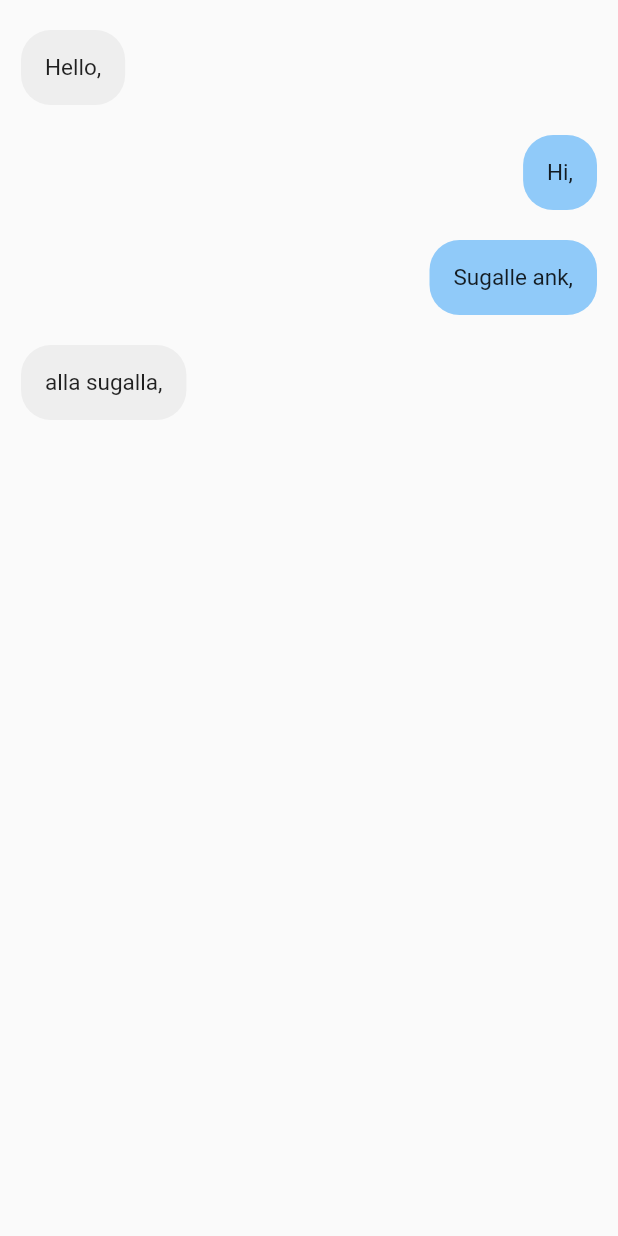
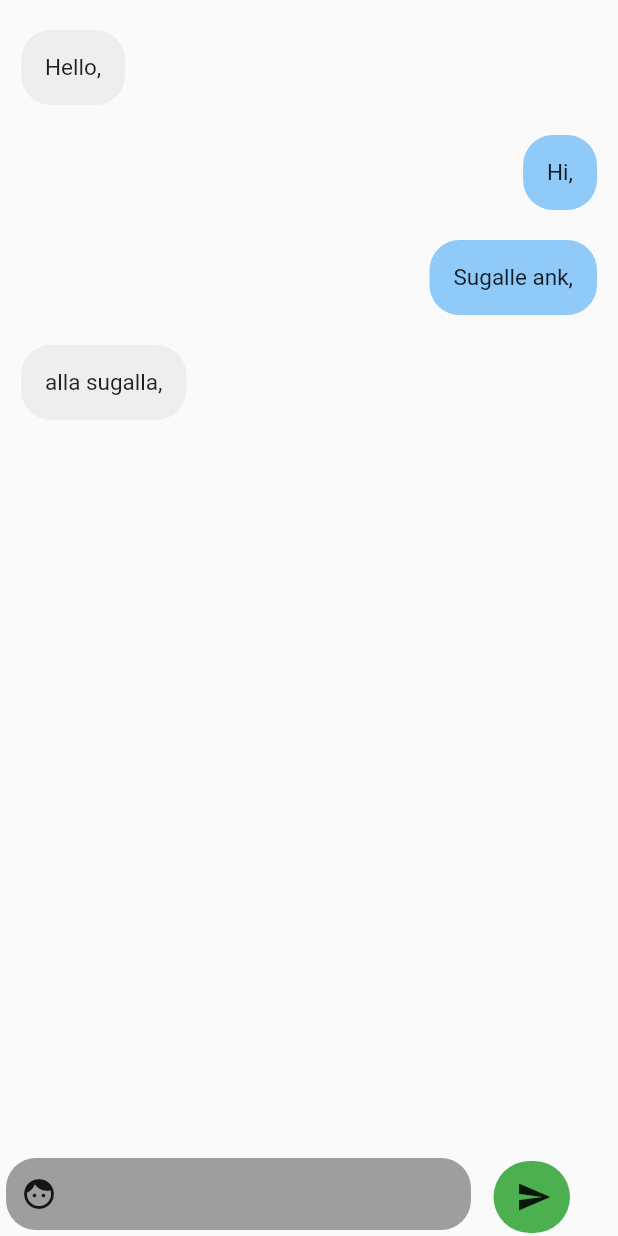
Before and after one commit to akhil-ge0rge/chatapp, a Flutter app: the ChatPage screen opened directly, on a phone screen of 412 x 824 dp. Run offline on Flutter 3.47's test engine with Material 2 defaults, Android fonts, the phone set to English and light mode, and no system bars; our stand-ins replace cloud_firestore, firebase_auth, firebase_core, google_sign_in; accounts and stored records are empty.

Commit message:
chatpage textfield added!

```diff
--- a/lib/screens/ChatPage.dart
+++ b/lib/screens/ChatPage.dart
@@ -23,7 +23,10 @@ class _ChatPageState extends State<ChatPage> {
         child: StreamBuilder<QuerySnapshot>(
             stream: FirebaseFirestore.instance.collection("chat").snapshots(),
             builder: (context, snapshot) {
-              return ListView.builder(
+              return Column(
+                mainAxisAlignment: MainAxisAlignment.spaceBetween,
+                children: [
+                  ListView.builder(
                     itemCount: messages.length,
                     shrinkWrap: true,
                     padding: EdgeInsets.only(top: 10, bottom: 10),
@@ -52,6 +55,57 @@ class _ChatPageState extends State<ChatPage> {
                         ),
                       );
                     },
+                  ),
+                  Row(
+                    children: [
+                      Container(
+                        width: 310,
+                        decoration: BoxDecoration(
+                          color: Colors.grey,
+                          borderRadius: BorderRadius.circular(20)
+                        ),
+
+                        margin: EdgeInsets.only(left: 4,bottom: 4),
+                        child: Row(
+                          children: [
+                            SizedBox(
+                              width: 10,
+                            ),
+                            Icon(Icons.face),
+                            Flexible(
+                              child: TextField(
+                                decoration: InputDecoration(
+                                  border: InputBorder.none
+                                ),
+
+                              ),
+                            ),
+
+                          ],
+                        ),
+                      ),
+                      SizedBox(
+                        width: 15,
+                      ),
+                      Container(
+
+                        decoration: BoxDecoration(
+                          color: Colors.green,
+                          borderRadius: BorderRadius.circular(40)
+                        ),
+                        child: Row(
+                          children: [
+                            SizedBox(
+                              width: 3
+                            ),
+                            IconButton(
+                                onPressed: (){}, icon: Icon(Icons.send_sharp)),
+                          ],
+                        ),
+                      )
+                    ],
+                  ),
+                ],
               );
             }),
       ),
```
Lines whose indentation alone changed are shown as unchanged.
